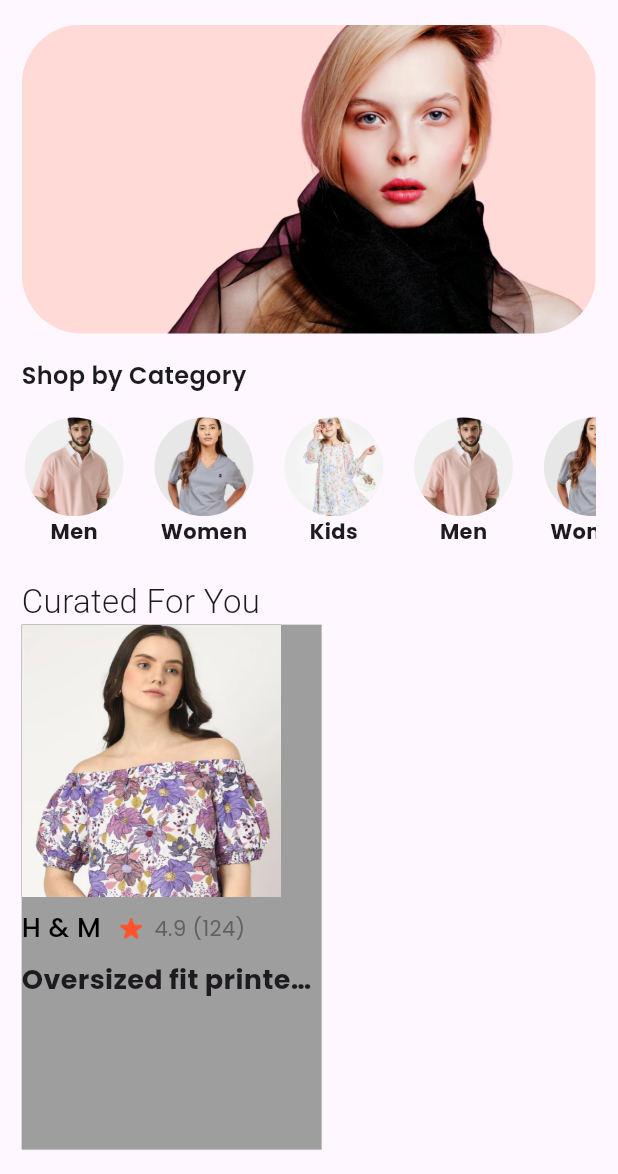
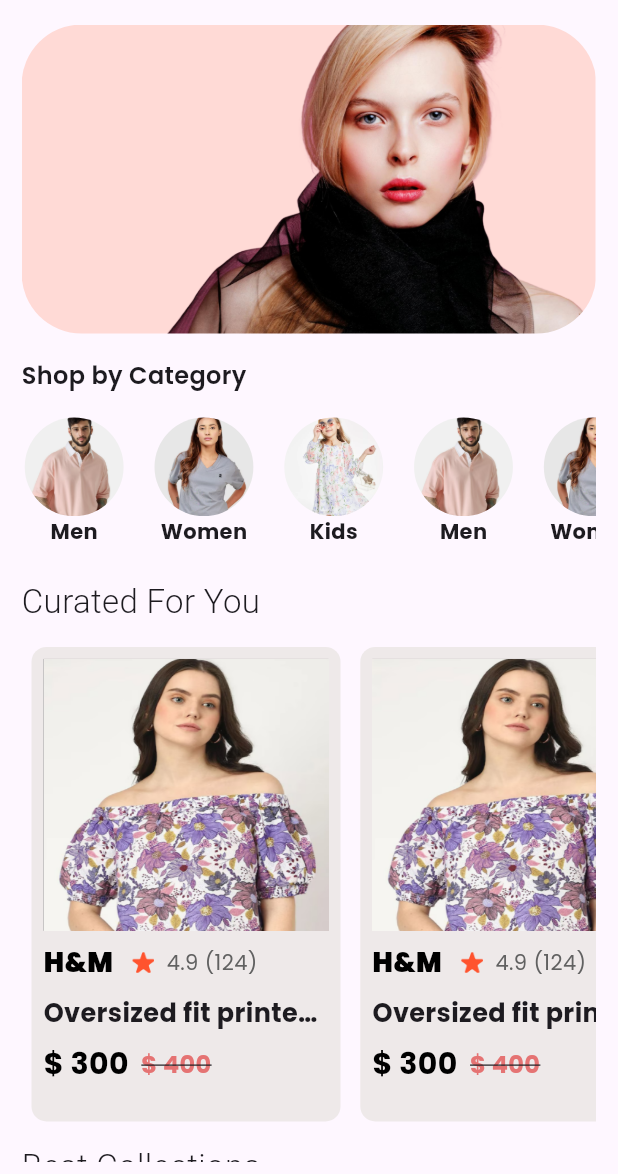
Before and after one commit to SheikMohideen007/Flutter-Sample-Codes, a Flutter app: the screen it shows after launch, on a phone screen of 412 x 824 dp, the part 62-1236 px from its top. Run offline on Flutter 3.47's test engine with Material 3 defaults, Android fonts, the phone set to English and light mode, and no system bars; our stand-ins replace cloud_firestore, firebase_core, google_fonts, shared_preferences; accounts and stored records are empty.

Commit message:
product_details page

```diff
--- /dev/null
+++ b/ecommerce/frontend/lib/products.dart
@@ -0,0 +1,3 @@
+class Products {
+  // List<Map<String>>
+}
--- a/ecommerce/frontend/lib/screens/home.dart
+++ b/ecommerce/frontend/lib/screens/home.dart
@@ -1,4 +1,5 @@
 import 'package:flutter/material.dart';
+import 'package:frontend/utils/product_card.dart';
 import 'package:google_fonts/google_fonts.dart';
 
 class Home extends StatefulWidget {
@@ -11,6 +12,7 @@ class Home extends StatefulWidget {
 class _HomeState extends State<Home> {
   double devHeight = 0.0;
   double devWidth = 0.0;
+  String symbol = "\$";
   @override
   Widget build(BuildContext context) {
     devHeight = MediaQuery.of(context).size.height;
@@ -20,6 +22,7 @@ class _HomeState extends State<Home> {
         body: Padding(
           padding: EdgeInsets.symmetric(
               horizontal: devWidth * 0.035, vertical: devHeight * 0.01),
+          child: SingleChildScrollView(
             child: Column(
               crossAxisAlignment: CrossAxisAlignment.start,
               children: [
@@ -56,7 +59,8 @@ class _HomeState extends State<Home> {
                   height: devHeight * 0.15,
                   child: Padding(
                     padding: EdgeInsets.symmetric(vertical: devHeight * 0.02),
-                  child: ListView(scrollDirection: Axis.horizontal, children: [
+                    child:
+                        ListView(scrollDirection: Axis.horizontal, children: [
                       categoryCard(imgPath: 'p_img2.png', category: 'Men'),
                       categoryCard(imgPath: 'p_img34.png', category: 'Women'),
                       categoryCard(imgPath: 'p_img3.png', category: 'Kids'),
@@ -71,56 +75,72 @@ class _HomeState extends State<Home> {
                   style: GoogleFonts.aDLaMDisplay(
                       fontWeight: FontWeight.w300, fontSize: 22),
                 ),
-              Container(
-                color: Colors.grey,
-                height: 350,
-                width: 200,
-                child: Column(
-                  crossAxisAlignment: CrossAxisAlignment.start,
+                SizedBox(height: devHeight * 0.01),
+                SizedBox(
+                  height: devHeight * 0.4,
+                  child: ListView.builder(
+                      scrollDirection: Axis.horizontal,
+                      itemCount: 10,
+                      itemBuilder: (context, snapshot) {
+                        return Padding(
+                          padding: EdgeInsets.all(devHeight * 0.008),
+                          child: ProductCard(
+                              devHeight: devHeight,
+                              devWidth: devWidth,
+                              symbol: symbol,
+                              cardWidth: devWidth * 0.5,
+                              cardHeight: devHeight * 0.35),
+                        );
+                      }),
+                ),
+                SizedBox(height: devHeight * 0.01),
+                Text(
+                  'Best Collections',
+                  style: GoogleFonts.aDLaMDisplay(
+                      fontWeight: FontWeight.w300, fontSize: 22),
+                ),
+                SizedBox(height: devHeight * 0.01),
+                Row(
+                  mainAxisAlignment: MainAxisAlignment.spaceBetween,
                   children: [
-                    Container(
-                      height: devHeight * 0.22,
-                      width: devWidth * 0.42,
-                      decoration: BoxDecoration(
-                          color: Colors.grey,
-                          image: DecorationImage(
-                              fit: BoxFit.fill,
-                              image: AssetImage('images/p_img1.png'))),
+                    ProductCard(
+                      devHeight: devHeight,
+                      devWidth: devWidth,
+                      symbol: symbol,
+                      cardWidth: devWidth * 0.45,
+                      cardHeight: devHeight * 0.4,
                     ),
-                    Padding(
-                      padding: EdgeInsets.symmetric(vertical: devHeight * 0.01),
-                      child: Row(
+                    ProductCard(
+                      devHeight: devHeight,
+                      devWidth: devWidth,
+                      symbol: symbol,
+                      cardWidth: devWidth * 0.45,
+                      cardHeight: devHeight * 0.4,
+                    ),
+                  ],
+                ),
+                SizedBox(height: devHeight * 0.02),
+                Row(
+                  mainAxisAlignment: MainAxisAlignment.spaceBetween,
                   children: [
-                          Text(
-                            'H & M',
-                            style: TextStyle(
-                                fontSize: 18,
-                                fontWeight: FontWeight.w500,
-                                color: Colors.black),
+                    ProductCard(
+                      devHeight: devHeight,
+                      devWidth: devWidth,
+                      symbol: symbol,
+                      cardWidth: devWidth * 0.45,
+                      cardHeight: devHeight * 0.4,
                     ),
-                          SizedBox(width: devWidth * 0.03),
-                          SizedBox(
-                              width: 15,
-                              child: Image.asset('images/star_icon.png')),
-                          SizedBox(width: devWidth * 0.02),
-                          Text(
-                            '4.9 (124)',
-                            style: TextStyle(color: Colors.grey.shade700),
+                    ProductCard(
+                      devHeight: devHeight,
+                      devWidth: devWidth,
+                      symbol: symbol,
+                      cardWidth: devWidth * 0.45,
+                      cardHeight: devHeight * 0.4,
+                    ),
+                  ],
                 )
               ],
             ),
-                    ),
-                    Text(
-                      'Oversized fit printed jbsjb',
-                      style: TextStyle(
-                          fontSize: 18,
-                          fontWeight: FontWeight.bold,
-                          overflow: TextOverflow.ellipsis),
-                    )
-                  ],
-                ),
-              )
-            ],
           ),
         ),
       ),
--- /dev/null
+++ b/ecommerce/frontend/lib/screens/product_details.dart
@@ -0,0 +1,49 @@
+import 'package:flutter/material.dart';
+
+class ProductDetails extends StatefulWidget {
+  const ProductDetails({super.key});
+
+  @override
+  State<ProductDetails> createState() => _ProductDetailsState();
+}
+
+class _ProductDetailsState extends State<ProductDetails> {
+  double devHeight = 0.0, devWidth = 0.0;
+  @override
+  Widget build(BuildContext context) {
+    devHeight = MediaQuery.of(context).size.height;
+    devWidth = MediaQuery.of(context).size.width;
+    return Scaffold(
+      appBar: AppBar(
+        leading: IconButton(
+            onPressed: () {
+              Navigator.pop(context);
+            },
+            icon: Icon(Icons.arrow_back_ios)),
+        title: Text('Detail Product'),
+        centerTitle: true,
+        actions: [
+          Padding(
+            padding: EdgeInsets.only(right: devWidth * 0.03),
+            child: SizedBox(
+                height: devHeight * 0.025,
+                child: Image.asset('images/cart_icon.png')),
+          )
+        ],
+      ),
+      body: Column(
+        children: [
+          Container(
+            color: Colors.red,
+            height: devHeight * 0.5,
+            width: devWidth,
+            child: Image.asset(
+              'images/p_img2.png',
+              fit: BoxFit.fill,
+            ),
+          )
+        ],
+      ),
+    );
+  }
+}
--- /dev/null
+++ b/ecommerce/frontend/lib/utils/product_card.dart
@@ -0,0 +1,96 @@
+import 'package:flutter/material.dart';
+import 'package:frontend/screens/product_details.dart';
+
+class ProductCard extends StatelessWidget {
+  const ProductCard(
+      {super.key,
+      required this.devHeight,
+      required this.devWidth,
+      required this.symbol,
+      required this.cardWidth,
+      required this.cardHeight});
+
+  final double devHeight;
+  final double devWidth;
+  final String symbol;
+  final double cardWidth;
+  final double cardHeight;
+
+  @override
+  Widget build(BuildContext context) {
+    return GestureDetector(
+      onTap: () {
+        Navigator.push(
+            context, MaterialPageRoute(builder: (context) => ProductDetails()));
+      },
+      child: Container(
+        height: cardHeight,
+        width: cardWidth,
+        decoration: BoxDecoration(
+            color: const Color.fromARGB(255, 238, 233, 233),
+            borderRadius: BorderRadius.all(Radius.circular(10))),
+        child: Padding(
+          padding: EdgeInsets.all(8.0),
+          child: Column(
+            crossAxisAlignment: CrossAxisAlignment.start,
+            children: [
+              Container(
+                height: devHeight * 0.22,
+                // width: devWidth * 0.42,
+                decoration: BoxDecoration(
+                    color: Colors.grey,
+                    image: DecorationImage(
+                        fit: BoxFit.fill,
+                        image: AssetImage('images/p_img1.png'))),
+              ),
+              Padding(
+                padding: EdgeInsets.symmetric(vertical: devHeight * 0.01),
+                child: Row(
+                  children: [
+                    Text(
+                      'H&M',
+                      style: TextStyle(
+                          fontSize: 18,
+                          fontWeight: FontWeight.w900,
+                          color: Colors.black),
+                    ),
+                    SizedBox(width: devWidth * 0.03),
+                    SizedBox(
+                        width: 15, child: Image.asset('images/star_icon.png')),
+                    SizedBox(width: devWidth * 0.02),
+                    Text(
+                      '4.9 (124)',
+                      style: TextStyle(color: Colors.grey.shade700),
+                    )
+                  ],
+                ),
+              ),
+              Text(
+                'Oversized fit printed jbsjb',
+                style: TextStyle(
+                    fontSize: 17,
+                    fontWeight: FontWeight.bold,
+                    overflow: TextOverflow.ellipsis),
+              ),
+              SizedBox(height: devHeight * 0.01),
+              Row(children: [
+                Text('$symbol 300',
+                    style: TextStyle(
+                        fontSize: 20,
+                        color: Colors.black,
+                        fontWeight: FontWeight.bold)),
+                SizedBox(width: devWidth * 0.02),
+                Text('$symbol 400',
+                    style: TextStyle(
+                        fontSize: 16,
+                        color: Colors.red.shade300,
+                        fontWeight: FontWeight.bold,
+                        decoration: TextDecoration.lineThrough)),
+              ])
+            ],
+          ),
+        ),
+      ),
+    );
+  }
+}
```
Lines whose indentation alone changed are shown as unchanged.
